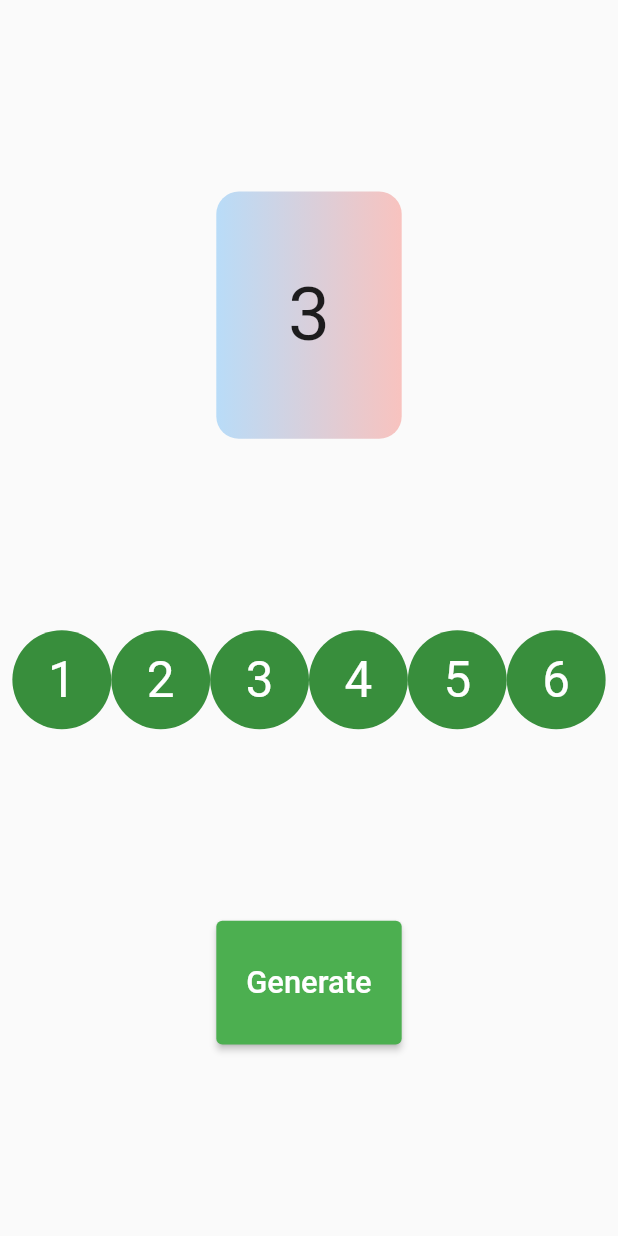
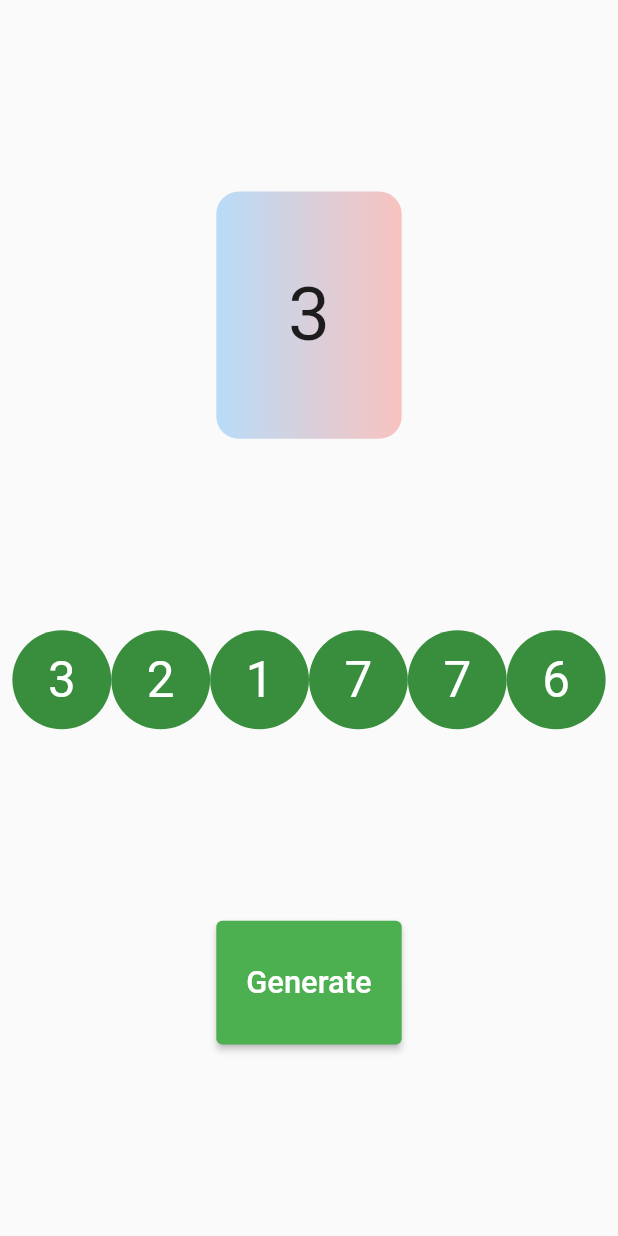
Before and after one commit to Yusuf-bek/FindNumbersGame, a Flutter app: the screen it shows after launch, after a tap on "Generate", on a phone screen of 412 x 824 dp. Run offline on Flutter 3.47's test engine with Material 2 defaults, Android fonts, the light colour scheme and no system bars; our stand-ins replace flutter_bloc.

Commit message:
number generating added

```diff
--- a/lib/cubit/game_cubit.dart
+++ b/lib/cubit/game_cubit.dart
@@ -1,21 +1,17 @@
 import 'dart:async';
+import 'dart:math';
 
 import 'package:flutter_bloc/flutter_bloc.dart';
 import 'package:numbersgame/cubit/game_states.dart';
 
 class GameCubit extends Cubit<GameState> {
   GameCubit(GameState initialState) : super(initialState);
-
   int timerCounter = 4;
 
   List<bool> isVisibleList = [true, true, true, true, true, true];
 
-  void makeInVisible() {
-    List<bool> a = isVisibleList.map((e) => !e).toList();
-    isVisibleList.clear();
-    isVisibleList.addAll(a);
-    emit(GameStartedState());
-  }
+  List<int> generatedNumbers = [1, 2, 3, 4, 5, 6];
+
 
   void startTimer() {
     for (int i = timerCounter; i > 0; i--) {
@@ -27,10 +23,24 @@ class GameCubit extends Cubit<GameState> {
           emit(ChangeTimerState());
           if (timerCounter == 0) {
             makeInVisible();
-            emit(GameStartedState());
           }
         },
       );
     }
   }
+
+  void makeInVisible() {
+    List<bool> a = isVisibleList.map((e) => !e).toList();
+    isVisibleList.clear();
+    isVisibleList.addAll(a);
+    emit(GameStartedState());
+  }
+
+  void generateNumbers() {
+    int generatedNumber = Random().nextInt(999999) + 100000;
+    generatedNumbers.clear();
+    generatedNumbers.addAll(
+        generatedNumber.toString().split("").map((e) => int.parse(e)).toList());
+    emit(GameStartedState());
+  }
 }
--- a/lib/screen/game_view.dart
+++ b/lib/screen/game_view.dart
@@ -4,8 +4,7 @@ import 'package:numbersgame/cubit/game_cubit.dart';
 import 'package:numbersgame/cubit/game_states.dart';
 
 class GameView extends StatelessWidget {
-
-  GameView({Key? key}) : super(key: key);
+  const GameView({Key? key}) : super(key: key);
 
   @override
   Widget build(BuildContext context) {
@@ -15,9 +14,7 @@ class GameView extends StatelessWidget {
           return GameCubit(InitialState());
         },
         child: BlocConsumer<GameCubit, GameState>(
-            listener: (context, state) {
-
-            },
+            listener: (context, state) {},
             builder: (context, state) {
               return Column(
                 mainAxisAlignment: MainAxisAlignment.spaceEvenly,
@@ -29,17 +26,59 @@ class GameView extends StatelessWidget {
                     child: Wrap(
                       children: [
                         giveNumberCircleAvatar(
-                            context: context, number: context.watch<GameCubit>().isVisibleList[0] ? "1" : "", onTap: () {}),
+                            context: context,
+                            number: context.read<GameCubit>().isVisibleList[0]
+                                ? context
+                                    .read<GameCubit>()
+                                    .generatedNumbers[0]
+                                    .toString()
+                                : "",
+                            onTap: () {}),
                         giveNumberCircleAvatar(
-                            context: context, number: context.watch<GameCubit>().isVisibleList[1] ? "2" : "", onTap: () {}),
+                            context: context,
+                            number: context.read<GameCubit>().isVisibleList[1]
+                                ? context
+                                    .read<GameCubit>()
+                                    .generatedNumbers[1]
+                                    .toString()
+                                : "",
+                            onTap: () {}),
                         giveNumberCircleAvatar(
-                            context: context, number: context.watch<GameCubit>().isVisibleList[2] ? "3" : "", onTap: () {}),
+                            context: context,
+                            number: context.read<GameCubit>().isVisibleList[2]
+                                ? context
+                                    .read<GameCubit>()
+                                    .generatedNumbers[2]
+                                    .toString()
+                                : "",
+                            onTap: () {}),
                         giveNumberCircleAvatar(
-                            context: context, number: context.watch<GameCubit>().isVisibleList[3] ? "4" : "", onTap: () {}),
+                            context: context,
+                            number: context.read<GameCubit>().isVisibleList[3]
+                                ? context
+                                    .read<GameCubit>()
+                                    .generatedNumbers[3]
+                                    .toString()
+                                : "",
+                            onTap: () {}),
                         giveNumberCircleAvatar(
-                            context: context, number: context.watch<GameCubit>().isVisibleList[4] ? "5" : "", onTap: () {}),
+                            context: context,
+                            number: context.read<GameCubit>().isVisibleList[4]
+                                ? context
+                                    .read<GameCubit>()
+                                    .generatedNumbers[4]
+                                    .toString()
+                                : "",
+                            onTap: () {}),
                         giveNumberCircleAvatar(
-                            context: context, number: context.watch<GameCubit>().isVisibleList[5] ? "6" : "", onTap: () {}),
+                            context: context,
+                            number: context.read<GameCubit>().isVisibleList[5]
+                                ? context
+                                    .read<GameCubit>()
+                                    .generatedNumbers[5]
+                                    .toString()
+                                : "",
+                            onTap: () {}),
                       ],
                     ),
                   ),
@@ -48,6 +87,7 @@ class GameView extends StatelessWidget {
                     height: MediaQuery.of(context).size.height * 0.1,
                     child: ElevatedButton(
                       onPressed: () {
+                        context.read<GameCubit>().generateNumbers();
                         context.read<GameCubit>().startTimer();
                       },
                       child: Text(
```
